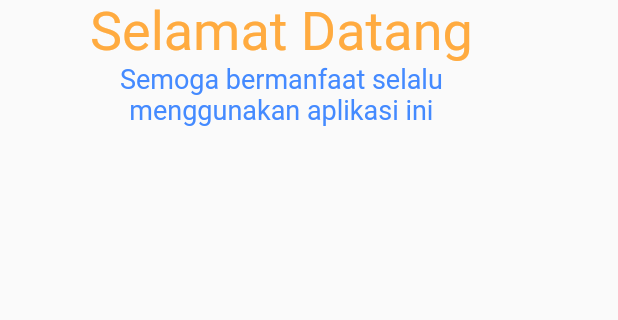
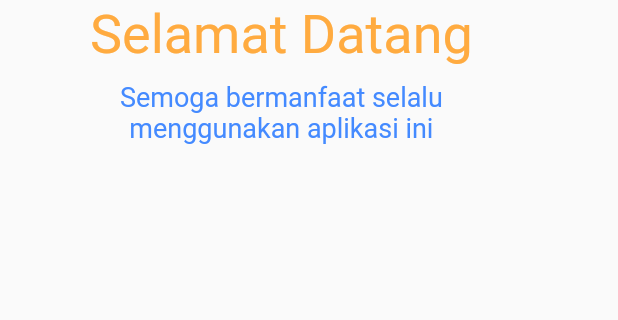
Before and after one commit to ahliweb/sanboxhsi-flutter, a Flutter app: the screen it shows after launch, on a phone screen of 412 x 824 dp, the part 414-734 px from its top. Run offline on Flutter 3.47's test engine with Material 2 defaults, Android fonts, the phone set to English and light mode, and no system bars.

Commit message:
padding widget

```diff
--- a/lib/main.dart
+++ b/lib/main.dart
@@ -43,9 +43,15 @@ class MyApp extends StatelessWidget {
                       image: AssetImage('assets/images/logo-aw.png'),
                       width: 200,
                     ),
-                    Text(
-                      "Selamat Datang",
-                      style: mainHeader,
+                    Padding(
+                      padding: EdgeInsets.only(
+                        top: 2,
+                        bottom: 10,
+                      ),
+                      child: Text(
+                        "Selamat Datang",
+                        style: mainHeader,
+                      ),
                     ),
                     Text(
                       "Semoga bermanfaat selalu \nmenggunakan aplikasi ini",
```
